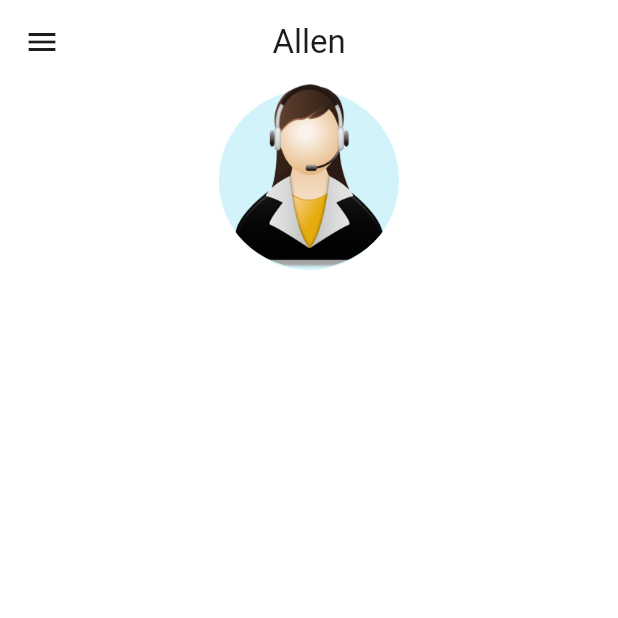
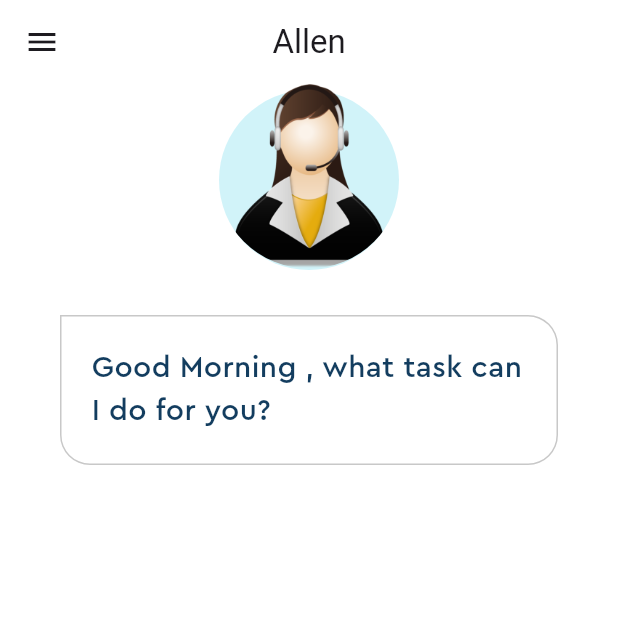
Before and after one commit to RhyshaKachari/VoxNest, a Flutter app: the screen it shows after launch, on a phone screen of 412 x 824 dp, the top half of it. Run offline on Flutter 3.47's test engine with Material 2 defaults, Android fonts, the phone set to English and light mode, and no system bars.

Commit message:
created a chat bubble

```diff
--- a/lib/home_page.dart
+++ b/lib/home_page.dart
@@ -42,7 +42,35 @@ class _HomePageState extends State<HomePage> {
               ),
             ],
           ),
-
+          //chat bubble code
+          Container(
+            padding: const EdgeInsets.symmetric(
+              horizontal: 20,
+              vertical: 10,
+            ),
+            margin: const EdgeInsets.symmetric(horizontal: 40).copyWith(
+              top: 30,
+            ),
+            decoration: BoxDecoration(
+              border: Border.all(
+                color: Pallete.borderColor,
+              ),
+              borderRadius: BorderRadius.circular(20).copyWith(
+                topLeft: Radius.zero,
+              ),
+            ),
+            child: const Padding(padding: EdgeInsets.symmetric(
+              vertical: 10.0
+            ),
+            child: Text(
+              'Good Morning , what task can I do for you?',
+              style: TextStyle(
+                fontFamily: 'Cera Pro',
+                color: Pallete.mainFontColor,
+                fontSize: 20,
+              ),
+            ),),
+          ),
         ],
       )
     );
```
